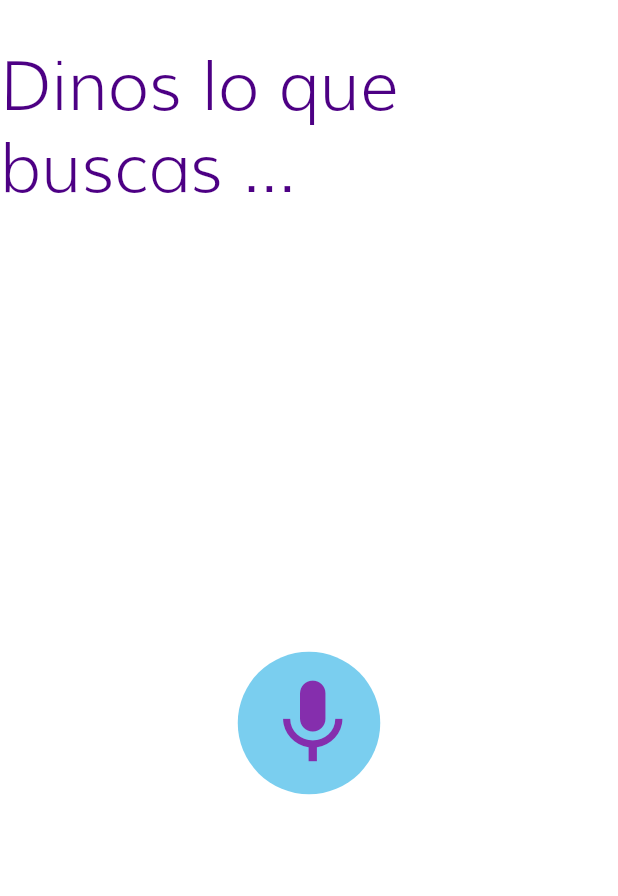
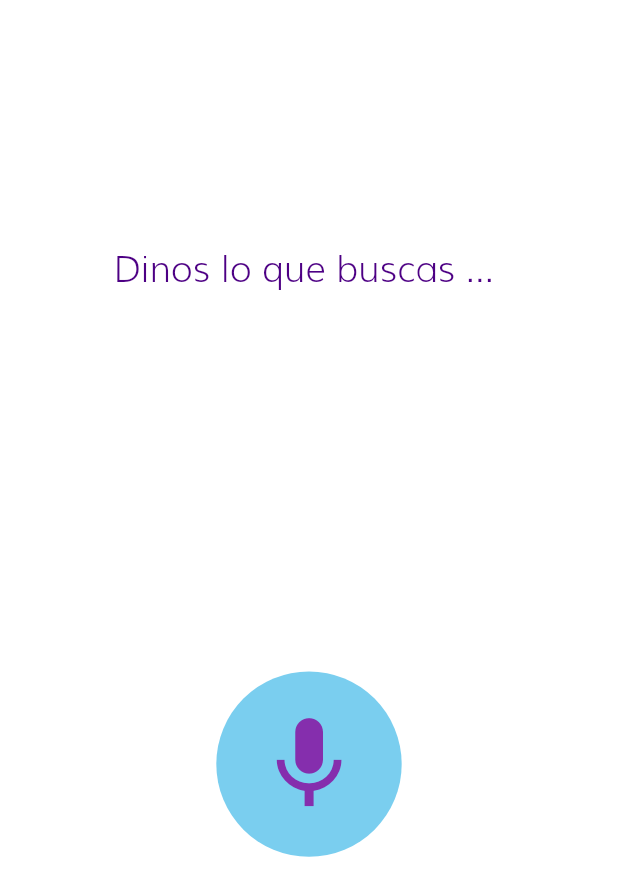
Before and after one commit to csantacruza/unilago_prototype, a Flutter app: the screen it shows after launch, on a phone screen of 412 x 824 dp. Shown: the top 896 px of the screen. Run offline on Flutter 3.47's test engine with Material 2 defaults, Android fonts, the phone set to English and light mode, and no system bars; our stand-ins replace flutter_spinkit.

Commit message:
Many changes UI OK!

```diff
--- a/lib/pages/micro.dart
+++ b/lib/pages/micro.dart
@@ -1,14 +1,25 @@
+import 'dart:async';
+
 import 'package:flutter/foundation.dart';
 import 'package:flutter/material.dart';
+import 'package:unilago_prototype/shared/loading.dart';
 
-class Microphone extends StatelessWidget {
-  const Microphone({Key key}) : super(key: key);
+class Microphone extends StatefulWidget {
+  Microphone({Key key}) : super(key: key);
 
+  @override
+  _MicrophoneState createState() => _MicrophoneState();
+}
+
+class _MicrophoneState extends State<Microphone> {
   @override
   Widget build(BuildContext context) {
     final screenSize = MediaQuery.of(context).size;
+    bool loading = false;
 
-    return Container(
+    return loading
+    ? Loading()
+    : Container(
       height: screenSize.height,
       width: screenSize.width,
       //Use theme defined in the main.dart to get the colors
@@ -16,39 +27,35 @@ class Microphone extends StatelessWidget {
       child: Column(
         children: <Widget>[
           SizedBox(
-            height: 30.0,
+            height: screenSize.height * 0.20,
           ),
           Center(
             child: Text("Dinos lo que buscas ... ",
                 style: Theme.of(context)
                     .textTheme
-                    .display2
+                    .headline
                     .copyWith(color: Theme.of(context).primaryColor)),
           ),
           Expanded(
-            child: Center(
             child: Container(
-              height: 95.0,
-              width: 95.0,
-              child: Center(
+              // color: Colors.grey,
+              height: screenSize.height * 0.2,
+              width: screenSize.width * 0.3,
               child: FlatButton(
                 autofocus: true,
                 shape: CircleBorder(),
                 color: Theme.of(context).buttonColor,
-                  child: Center(
                 child: Icon(
                   Icons.mic,
                   color: Theme.of(context).accentColor,
-                      size: 68.0,
-                    ),
+                  size: screenSize.width * 0.18,
                 ),
                 onPressed: () {
                     Navigator.of(context).pushNamed('/recomendation');
                 },
               ),
             ),
-            )),
-          ),
+          )
         ],
       ),
     );
--- a/lib/routes.dart
+++ b/lib/routes.dart
@@ -1,7 +1,13 @@
+import 'dart:async';
+
 import 'package:flutter/material.dart';
 import 'package:unilago_prototype/models/item.dart';
 import 'package:unilago_prototype/pages/micro.dart';
 import 'package:unilago_prototype/pages/recomendation.dart';
+import 'package:unilago_prototype/shared/loading.dart';
+
+import 'pages/ar.dart';
+import 'pages/detail_recomendation.dart';
 
 class Routes {
   static Route<dynamic> generateRoute(RouteSettings settings) {
@@ -9,6 +15,7 @@ class Routes {
     switch (settings.name) {
       case '/':
         return MaterialPageRoute(builder: (_) => Microphone());
+
       case '/recomendation':
         if (args is Widget) {
           return MaterialPageRoute(
@@ -17,11 +24,17 @@ class Routes {
           );
         }
         return MaterialPageRoute(builder: (_) => Recomendation());
+
       case '/detail':
       if (args is Item){
         return MaterialPageRoute(builder: (_) => RecomendationDetailed(data: args));
       }
       return _errorRoute();
+
+      case '/ar':
+        return MaterialPageRoute(builder: (_) => AR());
+
+
       default:
         return _errorRoute();
     }
--- a/pubspec.yaml
+++ b/pubspec.yaml
@@ -23,6 +23,7 @@ dependencies:
   # The following adds the Cupertino Icons font to your application.
   # Use with the CupertinoIcons class for iOS style icons.
   cupertino_icons: ^0.1.2
+  flutter_spinkit: ^4.1.2
 
 dev_dependencies:
   flutter_test:
```
Also changed, not shown: lib/models/item.dart (+6 -6 lines), lib/pages/ar.dart (added, +34 -0 lines), lib/pages/detail_recomendation.dart (+152 -0 lines), lib/pages/recomendation.dart (+11 -2 lines), lib/shared/loading.dart (added, +35 -0 lines), pubspec.lock. Lines whose indentation alone changed are shown as unchanged.
